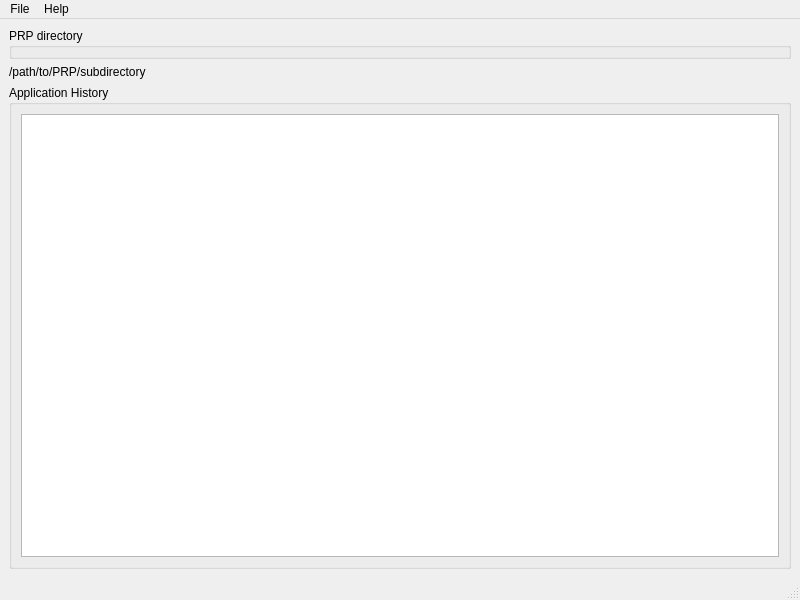
Before: the Qt Designer form src/Assign_GUP/resources/main_window.ui in prjemian/assign_gup, drawn with Qt 5.
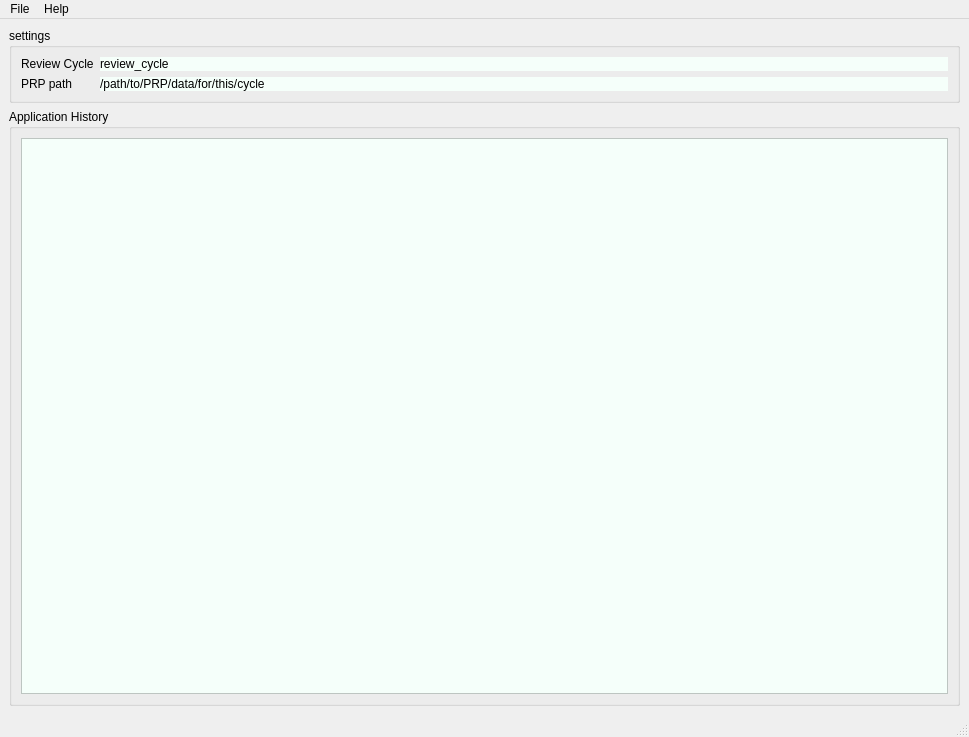
After: the same form once the commit is applied.

What changed in the file:
```diff
--- a/src/Assign_GUP/resources/main_window.ui
+++ b/src/Assign_GUP/resources/main_window.ui
@@ -6,8 +6,8 @@
    <rect>
     <x>0</x>
     <y>0</y>
-    <width>800</width>
-    <height>600</height>
+    <width>969</width>
+    <height>737</height>
    </rect>
   </property>
   <property name="windowTitle">
@@ -18,15 +18,51 @@
     <item>
      <widget class="QGroupBox" name="groupBox_2">
       <property name="title">
-       <string>PRP directory</string>
+       <string>settings</string>
       </property>
-     </widget>
-    </item>
-    <item>
-     <widget class="QLabel" name="prp_path">
-      <property name="text">
-       <string>/path/to/PRP/subdirectory</string>
-      </property>
+      <layout class="QGridLayout" name="gridLayout">
+       <item row="0" column="0">
+        <layout class="QFormLayout" name="formLayout">
+         <property name="fieldGrowthPolicy">
+          <enum>QFormLayout::AllNonFixedFieldsGrow</enum>
+         </property>
+         <item row="1" column="0">
+          <widget class="QLabel" name="label_3">
+           <property name="text">
+            <string>PRP path</string>
+           </property>
+          </widget>
+         </item>
+         <item row="1" column="1">
+          <widget class="QLabel" name="prp_path">
+           <property name="styleSheet">
+            <string notr="true">background: #F5FFFA</string>
+           </property>
+           <property name="text">
+            <string>/path/to/PRP/data/for/this/cycle</string>
+           </property>
+          </widget>
+         </item>
+         <item row="0" column="0">
+          <widget class="QLabel" name="label">
+           <property name="text">
+            <string>Review Cycle</string>
+           </property>
+          </widget>
+         </item>
+         <item row="0" column="1">
+          <widget class="QLabel" name="review_cycle">
+           <property name="styleSheet">
+            <string notr="true">background: #F5FFFA</string>
+           </property>
+           <property name="text">
+            <string>review_cycle</string>
+           </property>
+          </widget>
+         </item>
+        </layout>
+       </item>
+      </layout>
      </widget>
     </item>
     <item>
@@ -39,6 +75,9 @@
         <layout class="QVBoxLayout" name="verticalLayout_3">
          <item>
           <widget class="QPlainTextEdit" name="history">
+           <property name="styleSheet">
+            <string notr="true">background: #F5FFFA</string>
+           </property>
            <property name="lineWrapMode">
             <enum>QPlainTextEdit::NoWrap</enum>
            </property>
@@ -56,7 +95,7 @@
     <rect>
      <x>0</x>
      <y>0</y>
-     <width>800</width>
+     <width>969</width>
      <height>38</height>
     </rect>
    </property>
```
Left out of the diff: 21 changed lines with no effect on the pictures.
